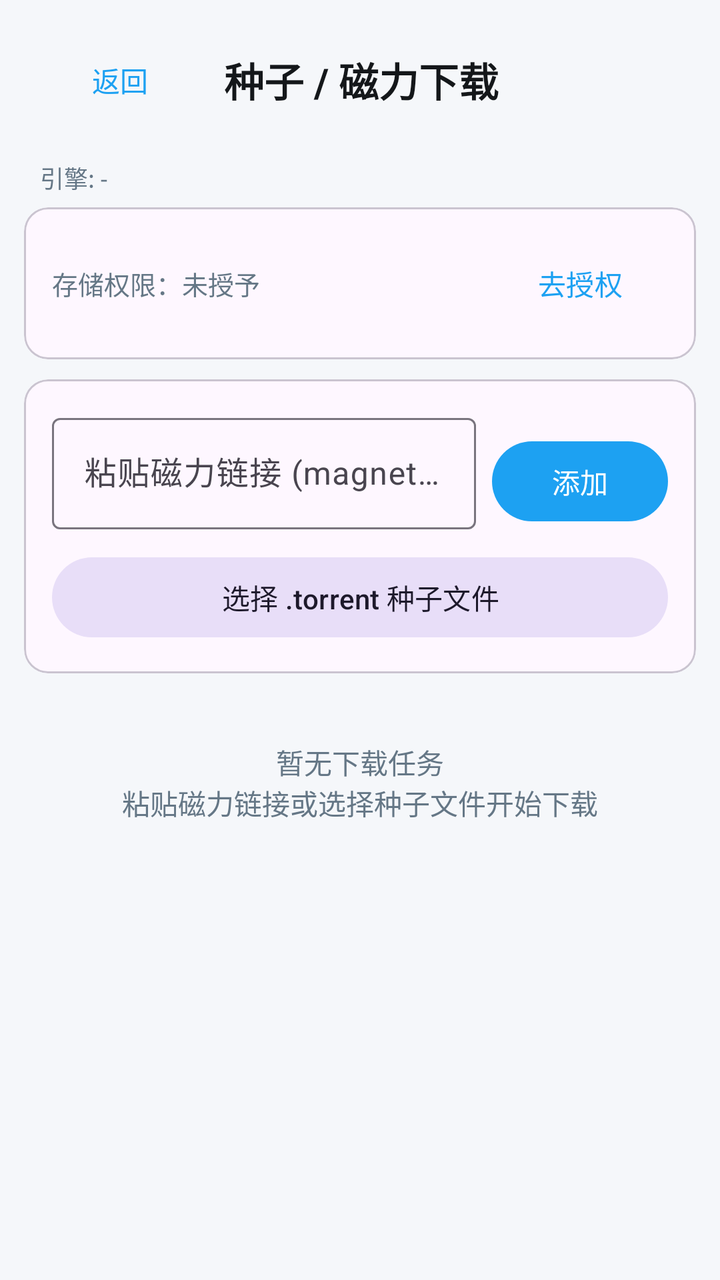
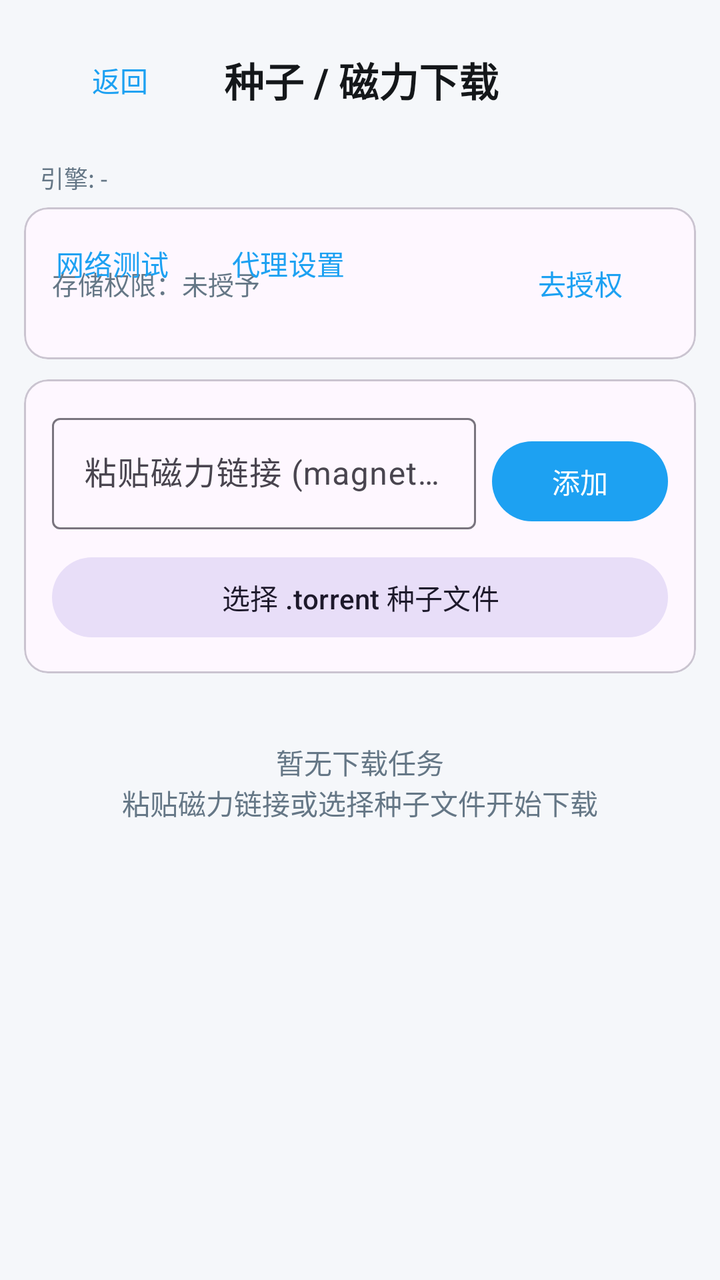

An Android layout rendered at two revisions. The XML below is the earlier revision; the diff shows what the commit changed to produce the second picture.
<!-- AndroidManifest.xml: application theme Theme.XVideoDownloader -->
<!-- res/layout/activity_torrent.xml -->
<?xml version="1.0" encoding="utf-8"?>
<LinearLayout xmlns:android="http://schemas.android.com/apk/res/android"
    xmlns:app="http://schemas.android.com/apk/res-auto"
    android:layout_width="match_parent"
    android:layout_height="match_parent"
    android:orientation="vertical">

    <LinearLayout
        android:layout_width="match_parent"
        android:layout_height="wrap_content"
        android:gravity="center_vertical"
        android:orientation="horizontal"
        android:padding="16dp">

        <com.google.android.material.button.MaterialButton
            android:id="@+id/btnTorrentBack"
            style="@style/Widget.Material3.Button.TextButton"
            android:layout_width="wrap_content"
            android:layout_height="wrap_content"
            android:text="返回" />

        <TextView
            android:layout_width="wrap_content"
            android:layout_height="wrap_content"
            android:layout_marginStart="8dp"
            android:text="种子 / 磁力下载"
            android:textColor="@color/text_primary"
            android:textSize="20sp"
            android:textStyle="bold" />
    </LinearLayout>

    <TextView
        android:id="@+id/tvEngineStatus"
        android:layout_width="match_parent"
        android:layout_height="wrap_content"
        android:paddingHorizontal="20dp"
        android:paddingBottom="6dp"
        android:text="引擎: -"
        android:textColor="@color/text_secondary"
        android:textSize="12sp" />

    <com.google.android.material.card.MaterialCardView
        android:layout_width="match_parent"
        android:layout_height="wrap_content"
        android:layout_marginHorizontal="12dp"
        android:layout_marginBottom="10dp"
        app:cardCornerRadius="12dp">

        <LinearLayout
            android:layout_width="match_parent"
            android:layout_height="wrap_content"
            android:gravity="center_vertical"
            android:orientation="horizontal"
            android:padding="14dp">

            <TextView
                android:id="@+id/tvStorageStatus"
                android:layout_width="0dp"
                android:layout_height="wrap_content"
                android:layout_weight="1"
                android:text="存储权限：未授予"
                android:textColor="@color/text_secondary"
                android:textSize="13sp" />

            <com.google.android.material.button.MaterialButton
                android:id="@+id/btnStorage"
                style="@style/Widget.Material3.Button.TextButton"
                android:layout_width="wrap_content"
                android:layout_height="wrap_content"
                android:text="去授权" />
        </LinearLayout>
    </com.google.android.material.card.MaterialCardView>

    <com.google.android.material.card.MaterialCardView
        android:layout_width="match_parent"
        android:layout_height="wrap_content"
        android:layout_marginHorizontal="12dp"
        android:layout_marginBottom="10dp"
        app:cardCornerRadius="12dp">

        <LinearLayout
            android:layout_width="match_parent"
            android:layout_height="wrap_content"
            android:orientation="vertical"
            android:padding="14dp">

            <LinearLayout
                android:layout_width="match_parent"
                android:layout_height="wrap_content"
                android:orientation="horizontal">

                <com.google.android.material.textfield.TextInputLayout
                    android:id="@+id/tilMagnet"
                    android:layout_width="0dp"
                    android:layout_height="wrap_content"
                    android:layout_weight="1"
                    android:hint="粘贴磁力链接 (magnet:?xt=...)">

                    <com.google.android.material.textfield.TextInputEditText
                        android:id="@+id/etMagnet"
                        android:layout_width="match_parent"
                        android:layout_height="wrap_content"
                        android:inputType="textUri"
                        android:maxLines="3" />
                </com.google.android.material.textfield.TextInputLayout>

                <com.google.android.material.button.MaterialButton
                    android:id="@+id/btnAddMagnet"
                    android:layout_width="wrap_content"
                    android:layout_height="wrap_content"
                    android:layout_gravity="bottom"
                    android:layout_marginStart="8dp"
                    android:text="添加" />
            </LinearLayout>

            <com.google.android.material.button.MaterialButton
                android:id="@+id/btnPickFile"
                style="@style/Widget.Material3.Button.TonalButton"
                android:layout_width="match_parent"
                android:layout_height="wrap_content"
                android:layout_marginTop="10dp"
                android:text="选择 .torrent 种子文件" />
        </LinearLayout>
    </com.google.android.material.card.MaterialCardView>

    <TextView
        android:id="@+id/tvTorrentEmpty"
        android:layout_width="match_parent"
        android:layout_height="wrap_content"
        android:layout_marginTop="24dp"
        android:gravity="center"
        android:text="暂无下载任务\n粘贴磁力链接或选择种子文件开始下载"
        android:textColor="@color/text_secondary"
        android:textSize="14sp" />

    <androidx.recyclerview.widget.RecyclerView
        android:id="@+id/rvTorrents"
        android:layout_width="match_parent"
        android:layout_height="0dp"
        android:layout_weight="1"
        android:clipToPadding="false"
        android:paddingBottom="16dp" />

</LinearLayout>
<!-- resources referenced by this layout -->
<resources>
  <color name="text_primary">#14171A</color>
  <color name="text_secondary">#657786</color>
  <style name="Theme.XVideoDownloader" parent="Theme.Material3.DayNight.NoActionBar">
          <item name="colorPrimary">@color/primary</item>
          <item name="colorOnPrimary">@android:color/white</item>
          <item name="colorSecondary">@color/primary</item>
          <item name="android:windowBackground">@color/bg</item>
          <item name="android:statusBarColor">@color/primary_dark</item>
      </style>
  <color name="primary">#1DA1F2</color>
  <color name="bg">#F5F7FA</color>
  <color name="primary_dark">#0E71A8</color>
</resources>

<!-- the commit's change to res/layout/activity_torrent.xml (unified diff, before → after) -->
@@ -68,6 +68,28 @@
                 android:layout_width="wrap_content"
                 android:layout_height="wrap_content"
                 android:text="去授权" />
+        </LinearLayout>
+
+        <LinearLayout
+            android:layout_width="match_parent"
+            android:layout_height="wrap_content"
+            android:layout_marginTop="4dp"
+            android:gravity="center_vertical"
+            android:orientation="horizontal">
+
+            <com.google.android.material.button.MaterialButton
+                android:id="@+id/btnNetworkTest"
+                style="@style/Widget.Material3.Button.TextButton"
+                android:layout_width="wrap_content"
+                android:layout_height="wrap_content"
+                android:text="网络测试" />
+
+            <com.google.android.material.button.MaterialButton
+                android:id="@+id/btnProxy"
+                style="@style/Widget.Material3.Button.TextButton"
+                android:layout_width="wrap_content"
+                android:layout_height="wrap_content"
+                android:text="代理设置" />
         </LinearLayout>
     </com.google.android.material.card.MaterialCardView>
 
